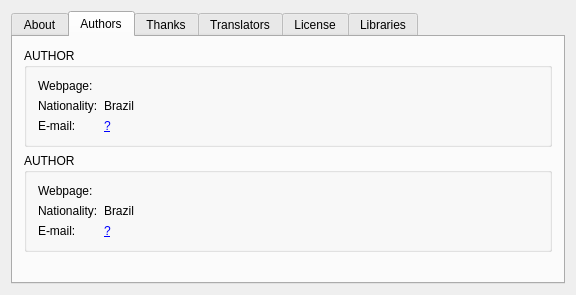
Above: aboutx.ui from lattice0/Tikz-Tak before the change. Below: the same form after it.
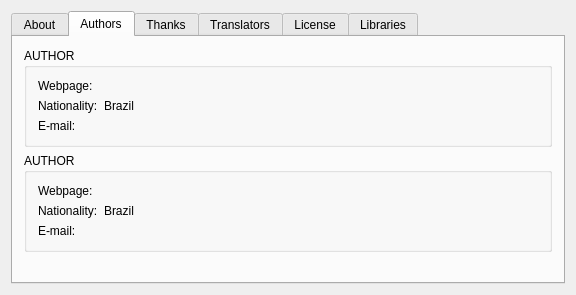
That is the form after the change. The open tabs and pages were chosen to show the change. Icons and pictures are not drawn.

Commit message: about dialog updated

Diff of the .ui file:
```diff
--- a/aboutx.ui
+++ b/aboutx.ui
@@ -82,9 +82,6 @@
           </item>
           <item row="2" column="1">
            <widget class="QLabel" name="label_19">
-            <property name="text">
-             <string notr="true">&lt;a href=&quot;mailto:&quot;&gt;?&lt;/a&gt;</string>
-            </property>
             <property name="openExternalLinks">
              <bool>true</bool>
             </property>
@@ -160,7 +157,7 @@
           <item row="2" column="1">
            <widget class="QLabel" name="label_6">
             <property name="text">
-             <string notr="true">&lt;a href=&quot;mailto:&quot;&gt;?&lt;/a&gt;</string>
+             <string notr="true"/>
             </property>
             <property name="openExternalLinks">
              <bool>true</bool>
```
Left out of the diff: 6 changed lines with no effect on the pictures. The commit also changes 2 other files.
